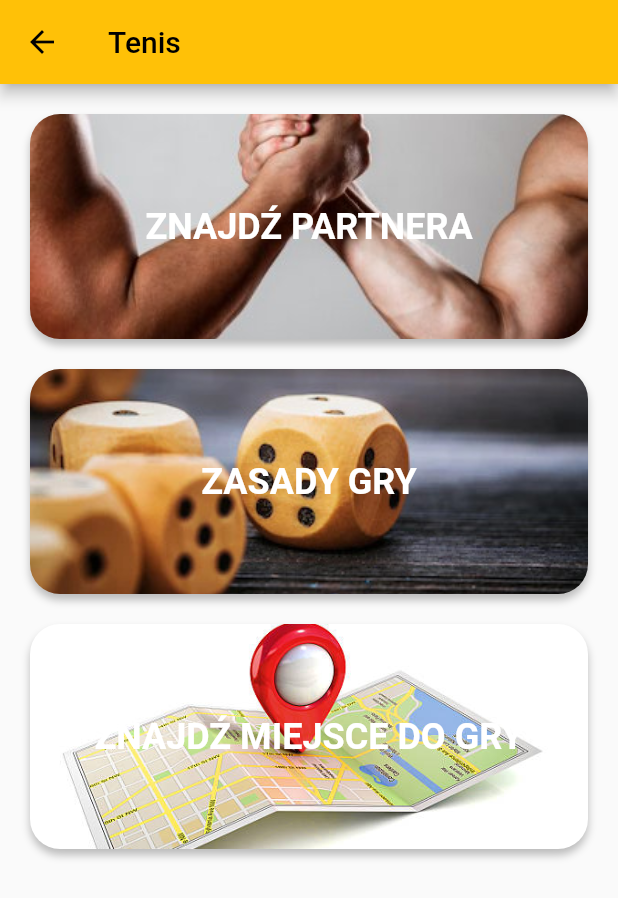
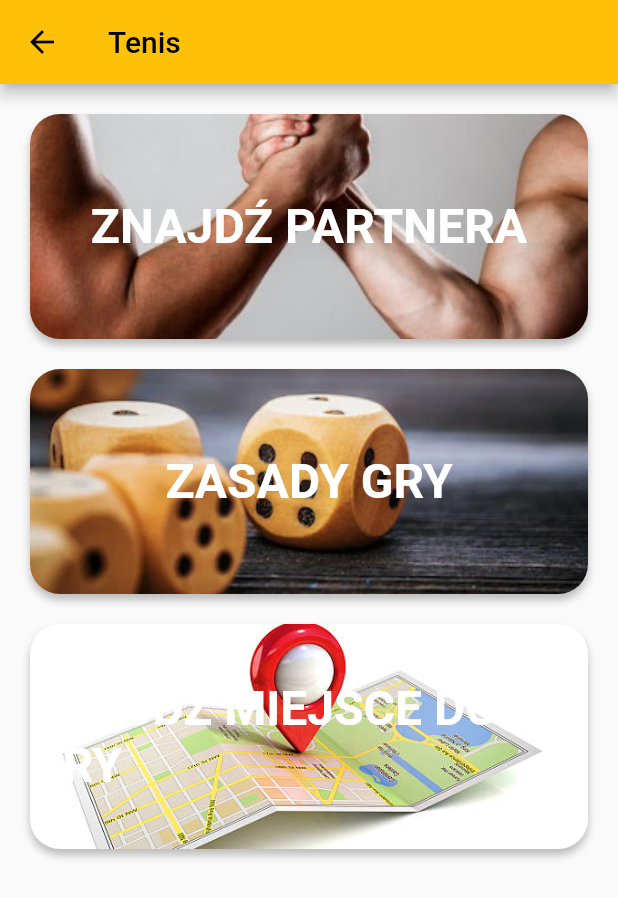
Before and after one commit to kycinski/sport-partner, a Flutter app: the screen it shows after launch, after a tap on "Tenis", on a phone screen of 412 x 824 dp. Shown: the top 898 px of the screen. Run offline on Flutter 3.47's test engine with Material 2 defaults, Android fonts, the phone set to English and light mode, and no system bars.

Commit message:
set basic default app theme

```diff
--- a/lib/main.dart
+++ b/lib/main.dart
@@ -1,5 +1,6 @@
 import 'package:flutter/material.dart';
 import 'package:flutter/services.dart';
+import 'package:sport_partner/themes/app_theme.dart';
 import 'package:sport_partner/view/pages/sport_categories_page.dart';
 
 void main() {
@@ -15,9 +16,7 @@ class MyApp extends StatelessWidget {
   Widget build(BuildContext context) {
     return MaterialApp(
       title: 'Flutter Demo',
-      theme: ThemeData(
-        primarySwatch: Colors.amber,
-      ),
+      theme: AppTheme.defaultTheme,
       home: const SportCategoriesPage(),
     );
   }
--- /dev/null
+++ b/lib/themes/app_theme.dart
@@ -0,0 +1,11 @@
+import 'package:flutter/material.dart';
+
+class AppTheme {
+  static ThemeData defaultTheme = ThemeData(
+    primarySwatch: Colors.amber,
+    textTheme: TextTheme(
+      bodyMedium: TextStyle(color: Colors.white, fontSize: 18),
+      headlineMedium: TextStyle(color: Colors.white, fontSize: 32, fontWeight: FontWeight.bold),
+    ),
+  );
+}
--- a/lib/widgets/main_image_button.dart
+++ b/lib/widgets/main_image_button.dart
@@ -36,11 +36,7 @@ class MainImageButton extends StatelessWidget {
         child: Center(
           child: Text(
             text,
-            style: const TextStyle(
-              fontSize: 24,
-              fontWeight: FontWeight.bold,
-              color: Colors.white,
-            ),
+            style: Theme.of(context).textTheme.headlineMedium,
           ),
         ),
       ),
```
Also changed, not shown: 1 other file.
